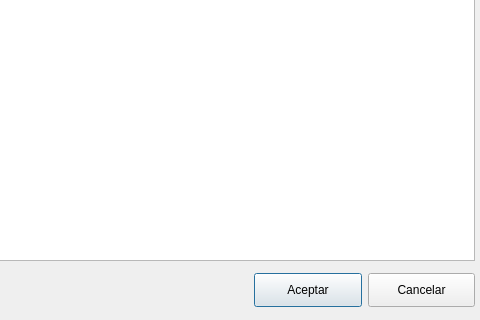
Above: Busquedas/frmbuscarpoblacion.ui from arcnexus/RedFoX before the change; both pictures show x 276 to 756 and y 100 to 420 of the 756 by 420 pixel window. Below: the same form after it.
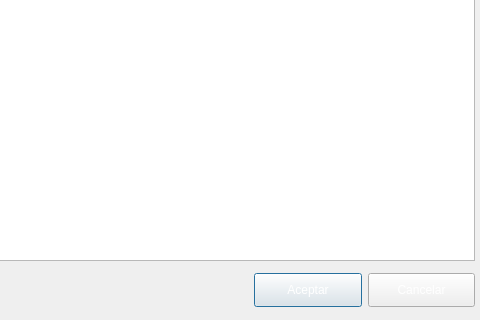
That is the form after the change. Icons and pictures are not drawn.

Commit message: Color Botones formularios - otros cambios menores -

Patch:
```diff
--- a/Busquedas/frmbuscarpoblacion.ui
+++ b/Busquedas/frmbuscarpoblacion.ui
@@ -45,6 +45,10 @@
         <height>34</height>
        </size>
       </property>
+      <property name="styleSheet">
+       <string notr="true">QPushButton:disabled{color: 0; }
+QPushButton:enabled{color: rgb(255,255,255); }</string>
+      </property>
       <property name="text">
        <string>Aceptar</string>
       </property>
@@ -62,6 +66,10 @@
         <height>34</height>
        </size>
       </property>
+      <property name="styleSheet">
+       <string notr="true">QPushButton:disabled{color: 0; }
+QPushButton:enabled{color: rgb(255,255,255); }</string>
+      </property>
       <property name="text">
        <string>Cancelar</string>
       </property>
```
Left out of the diff: 8 changed lines with no effect on the pictures. The commit also changes 25 other files.
